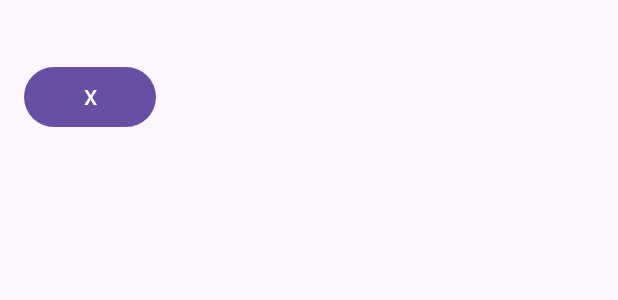
After one commit to ydj1215/Android_Client, an Android app: the layout memo_item.xml on its own in the app's theme, with its tools: preview values and no code run, on a phone screen of 412 x 824 dp. The commit adds this screen. Shown: the top 300 px of the screen. Run offline under Robolectric (Android 15) with nearby library versions, the phone set to English and light mode, and no system bars.

Commit message:
240508 1803 ydj

```diff
--- /dev/null
+++ b/app/src/main/res/layout/memo_item.xml
@@ -0,0 +1,22 @@
+<?xml version="1.0" encoding="utf-8"?>
+<LinearLayout
+    xmlns:android="http://schemas.android.com/apk/res/android"
+    android:layout_width="match_parent"
+    android:layout_height="wrap_content"
+    android:orientation="vertical"
+    android:padding="16dp">
+
+    <TextView
+        android:id="@+id/memoText"
+        android:layout_width="match_parent"
+        android:layout_height="wrap_content"
+        android:textSize="18sp"/>
+
+    <Button
+        android:id="@+id/deleteButton"
+        android:layout_width="wrap_content"
+        android:layout_height="wrap_content"
+        android:layout_alignParentEnd="true"
+        android:text="X" />
+
+</LinearLayout>
```
Also changed, not shown: app/build.gradle (+7 -0 lines), app/src/main/java/com/example/android_client/adapter/MemosAdapter.java (added, +73 -0 lines), app/src/main/java/com/example/android_client/api/ApiService.java (+23 -3 lines), app/src/main/java/com/example/android_client/model/Memo.java (added, +11 -0 lines), app/src/main/java/com/example/android_client/view/MainActivity.java (+59 -19 lines), app/src/main/res/layout/activity_main.xml (+13 -4 lines).
